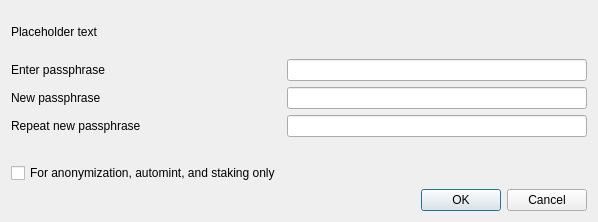
Before: the Qt Designer form src/qt/forms/askpassphrasedialog.ui in 22388o/CryptoDEX, drawn with Qt 5.
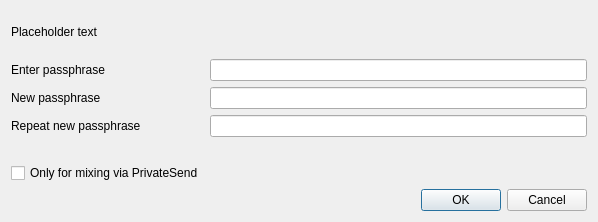
After: the same form once the commit is applied.

What changed in the file:
```diff
--- a/src/qt/forms/askpassphrasedialog.ui
+++ b/src/qt/forms/askpassphrasedialog.ui
@@ -117,7 +117,7 @@
         <string>Serves to disable the trivial sendmoney when OS account compromised. Provides no real security.</string>
        </property>
        <property name="text">
-        <string>For anonymization, automint, and staking only</string>
+        <string>Only for mixing via PrivateSend</string>
        </property>
        <property name="visible">
         <bool>false</bool>
```
Left out of the diff: 2 changed lines with no effect on the pictures.
